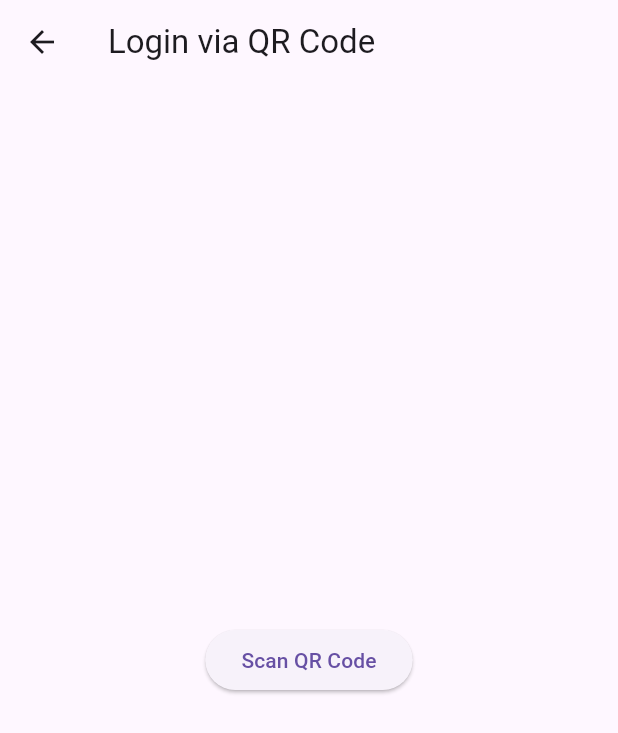
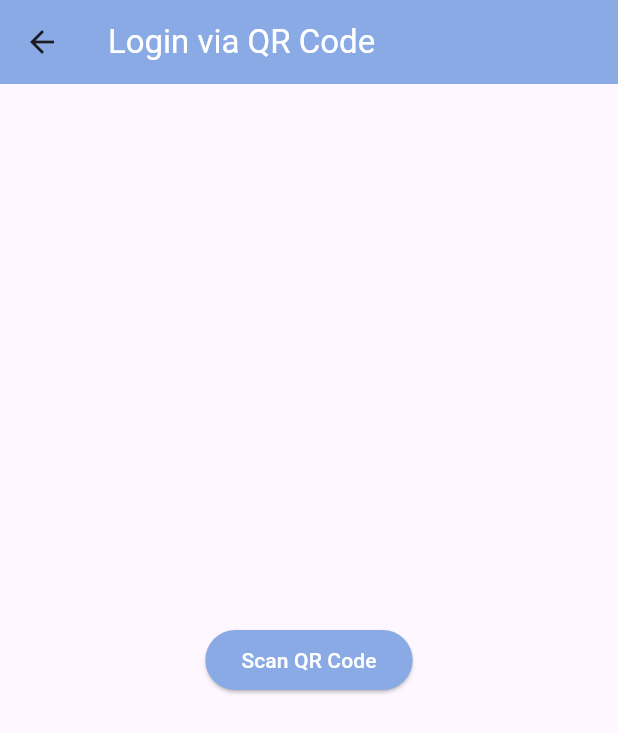
Before and after one commit to mukundsolanki/vyanjak-app-private, a Flutter app: the HomePage screen opened directly, item 2 of the bottom bar chosen, after a tap on the "logout" icon, on a phone screen of 412 x 824 dp. Shown: the top 733 px of the screen. Run offline on Flutter 3.47's test engine with Material 3 defaults, Android fonts, the phone set to English and light mode, and no system bars; our stand-ins replace curved_navigation_bar, image_picker, shared_preferences, video_player; missing offline and left inert: flutter_webrtc, mobile_scanner; accounts and stored records are empty; network calls fail.

Commit message:
UI enhanced

```diff
--- a/lib/home_page.dart
+++ b/lib/home_page.dart
@@ -4,6 +4,7 @@ import 'package:shared_preferences/shared_preferences.dart';
 import 'package:curved_navigation_bar/curved_navigation_bar.dart';
 import 'package:vtest/call_page.dart';
 import 'package:vtest/notification_page.dart';
+import 'package:vtest/settings.dart';
 import 'user_provider.dart';
 import 'login_page.dart';
 import 'symbol_page.dart';
@@ -20,26 +21,61 @@ class _HomePageState extends State<HomePage> {
     SymbolPage(),
     NotificationPage(),
     CallPage(),
-    Center(child: Text('Settings Page')),
+    SettingsPage(),
   ];
+   final Map<int, String> _pageTitles = {
+    0: 'Select a Symbol to Connect',
+    1: 'Notifications',
+    2: 'Calls',
+    3: 'Settings',
+  };
 
   @override
   Widget build(BuildContext context) {
     final userProvider = Provider.of<UserProvider>(context);
 
     return Scaffold(
-      appBar: AppBar(
-        title: Text('Home Page'),
-        automaticallyImplyLeading: false,
-        actions: [
+      body: Stack(
+        children: [
+          // Gradient background color
+          Container(
+            color:Color(0xFFB0C4DE),
+
+),
+          // Positioned AppBar
+          Positioned(
+            top: 0,
+            left: 0,
+            right: 0,
+            child: Container(
+              height: 150, // Height for the AppBar
+              decoration: BoxDecoration(
+                color: Color(0xFF8AAAE5),
+                borderRadius: BorderRadius.only(
+                  bottomLeft: Radius.circular(30),
+                  bottomRight: Radius.circular(30),
+                ),
+              ),
+              padding: const EdgeInsets.fromLTRB(16, 20, 16, 0), // Padding for content inside AppBar
+              child:Column(
+                crossAxisAlignment:CrossAxisAlignment.start,
+                children:[ Row(
+                mainAxisAlignment: MainAxisAlignment.spaceBetween,
+                children: [
+                  const Text(
+                    'Vyanjak',
+                    style: TextStyle(
+                      color: Colors.white,
+                      fontSize: 26,
+                      fontWeight: FontWeight.bold,
+                    ),
+                  ),
                   IconButton(
-            icon: Icon(Icons.logout),
+                    icon: const Icon(Icons.logout, color: Colors.white),
                     onPressed: () async {
                       userProvider.logout();
-
                       SharedPreferences prefs = await SharedPreferences.getInstance();
                       await prefs.clear();
-
                       Navigator.of(context).pushReplacement(
                         MaterialPageRoute(builder: (context) => LoginPage()),
                       );
@@ -47,26 +83,62 @@ class _HomePageState extends State<HomePage> {
                   ),
                 ],
               ),
-      body: _pages[_currentIndex],
-      bottomNavigationBar: CurvedNavigationBar(
+              SizedBox(height: 10.0),
+                  Text(
+                    _pageTitles[_currentIndex] ?? '',
+                    style: TextStyle(
+                      color: Colors.white70,
+                      fontSize: 20,
+                      fontWeight: FontWeight.w600,
+                    ),
+                  ),
+              ]
+              )
+
+            ),
+          ),
+          // Body content
+          Positioned(
+            top: 120, // Position the body content below the AppBar
+            left: 16,
+            right: 16,
+            bottom: 0,
+            child: ClipRRect(
+              borderRadius: const BorderRadius.only(
+                topLeft: Radius.circular(40),
+                topRight: Radius.circular(40),
+              ),
+              child: Container(
+                color: Colors.white,
+                child: _pages[_currentIndex],
+              ),
+            ),
+          ),
+        ],
+      ),
+      bottomNavigationBar: Container(
+        height: 60, // Height for bottom navigation bar
+        child: CurvedNavigationBar(
           index: _currentIndex,
+          height: 60,
           onTap: (index) {
             setState(() {
               _currentIndex = index;
             });
           },
-        color: Colors.blue,
-        buttonBackgroundColor: Colors.blueGrey,
+          color: Color(0xFF8AAAE5),
+          buttonBackgroundColor: Color(0xFF8AAAE5),
           backgroundColor: Colors.transparent,
           animationCurve: Curves.easeInOut,
-        animationDuration: Duration(milliseconds: 500),
-        items: <Widget>[
+          animationDuration: const Duration(milliseconds: 500),
+          items: const <Widget>[
             Icon(Icons.home, size: 30, color: Colors.white),
             Icon(Icons.notifications, size: 30, color: Colors.white),
             Icon(Icons.call, size: 30, color: Colors.white),
             Icon(Icons.settings, size: 30, color: Colors.white),
           ],
         ),
+      ),
     );
   }
 }
--- a/lib/login_page.dart
+++ b/lib/login_page.dart
@@ -11,11 +11,16 @@ class LoginPage extends StatelessWidget {
   Widget build(BuildContext context) {
     return Scaffold(
       appBar: AppBar(
-        title: Text("Login via QR Code"),
+        title: Text("Login via QR Code",style:TextStyle(color:Colors.white)),
+        backgroundColor: Color(0xFF8AAAE5), // Enhanced color
       ),
       body: Center(
         child: ElevatedButton(
-          child: Text('Scan QR Code'),
+          style: ElevatedButton.styleFrom(
+            backgroundColor: Color(0xFF8AAAE5),
+            foregroundColor:Colors.white, // Enhanced color
+          ),
+          child: Text('Scan QR Code',style:TextStyle(color:Colors.white)),
           onPressed: () {
             Navigator.of(context).push(
               MaterialPageRoute(builder: (context) => QRScannerPage()),
@@ -40,6 +45,7 @@ class _QRScannerPageState extends State<QRScannerPage> {
     return Scaffold(
       appBar: AppBar(
         title: Text("Scan QR Code"),
+        backgroundColor: Color(0xFF8AAAE5), // Enhanced color
         actions: [
           IconButton(
             icon: Icon(
--- a/lib/notification_page.dart
+++ b/lib/notification_page.dart
@@ -88,9 +88,7 @@ class _NotificationPageState extends State<NotificationPage> {
   @override
   Widget build(BuildContext context) {
     return Scaffold(
-      appBar: AppBar(
-        title: Text('Notifications'),
-      ),
+
       body: _isLoading
           ? Center(child: CircularProgressIndicator())
           : ListView.builder(
--- a/lib/symbol_page.dart
+++ b/lib/symbol_page.dart
@@ -37,13 +37,7 @@ class _SymbolPageState extends State<SymbolPage> {
         child: Column(
           crossAxisAlignment: CrossAxisAlignment.start,
           children: [
-            const Padding(
-              padding: EdgeInsets.symmetric(vertical: 16.0),
-              child: Text(
-                'Choose whom to call:',
-                style: TextStyle(fontSize: 20, fontWeight: FontWeight.bold),
-              ),
-            ),
+            const SizedBox(height: 16.0),
             Expanded(
               child: GridView.builder(
                 gridDelegate: const SliverGridDelegateWithFixedCrossAxisCount(
```
Also changed, not shown: lib/bottom_model_sheet.dart (+37 -8 lines), lib/call_page.dart (+23 -13 lines), lib/settings.dart (added, +120 -0 lines), pubspec.lock, 1 other file. Lines whose indentation alone changed are shown as unchanged.
